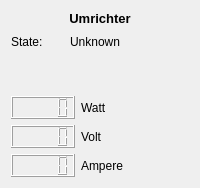
Above: QTwikeSimulator/powersupply.ui from hb9xcg/energex before the change. Below: the same form after it.
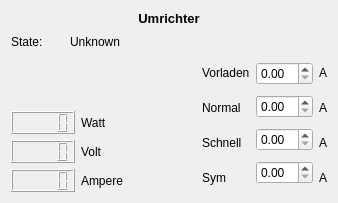
That is the form after the change.

Commit message: * Various balancer fixes. * Restore GUI geometric. * Added graphical configuration of the charge current. * Added ADC quantization simulation.

Diff of the .ui file:
```diff
--- a/QTwikeSimulator/powersupply.ui
+++ b/QTwikeSimulator/powersupply.ui
@@ -5,15 +5,15 @@
    <rect>
     <x>0</x>
     <y>0</y>
-    <width>200</width>
-    <height>188</height>
+    <width>338</width>
+    <height>203</height>
    </rect>
   </property>
   <property name="windowTitle" >
    <string>PowerSupply</string>
   </property>
   <layout class="QGridLayout" name="gridLayout" >
-   <item row="0" column="0" colspan="3" >
+   <item row="0" column="0" colspan="6" >
     <widget class="QLabel" name="label_2" >
      <property name="text" >
       <string>&lt;!DOCTYPE HTML PUBLIC "-//W3C//DTD HTML 4.0//EN" "http://www.w3.org/TR/REC-html40/strict.dtd">
@@ -42,7 +42,7 @@
      </item>
     </layout>
    </item>
-   <item row="1" column="2" >
+   <item row="1" column="2" colspan="4" >
     <spacer name="horizontalSpacer_4" >
      <property name="orientation" >
       <enum>Qt::Horizontal</enum>
@@ -68,6 +68,86 @@
      </property>
     </spacer>
    </item>
+   <item rowspan="4" row="2" column="3" >
+    <layout class="QVBoxLayout" name="verticalLayout_3" >
+     <item>
+      <widget class="QLabel" name="label_6" >
+       <property name="text" >
+        <string>Vorladen</string>
+       </property>
+      </widget>
+     </item>
+     <item>
+      <widget class="QLabel" name="label_7" >
+       <property name="text" >
+        <string>Normal</string>
+       </property>
+      </widget>
+     </item>
+     <item>
+      <widget class="QLabel" name="label_8" >
+       <property name="text" >
+        <string>Schnell</string>
+       </property>
+      </widget>
+     </item>
+     <item>
+      <widget class="QLabel" name="label_12" >
+       <property name="text" >
+        <string>Sym</string>
+       </property>
+      </widget>
+     </item>
+    </layout>
+   </item>
+   <item rowspan="4" row="2" column="4" >
+    <layout class="QVBoxLayout" name="verticalLayout_2" >
+     <item>
+      <widget class="QDoubleSpinBox" name="spinboxPreCharge" />
+     </item>
+     <item>
+      <widget class="QDoubleSpinBox" name="spinboxNormalCharge" />
+     </item>
+     <item>
+      <widget class="QDoubleSpinBox" name="spinboxQuickCharge" />
+     </item>
+     <item>
+      <widget class="QDoubleSpinBox" name="spinboxSymCharge" />
+     </item>
+    </layout>
+   </item>
+   <item rowspan="4" row="2" column="5" >
+    <layout class="QVBoxLayout" name="verticalLayout" >
+     <item>
+      <widget class="QLabel" name="label_13" >
+       <property name="text" >
+        <string>A</string>
+       </property>
+      </widget>
+     </item>
+     <item>
+      <widget class="QLabel" name="label_11" >
+       <property name="text" >
+        <string>A</string>
+       </property>
+      </widget>
+     </item>
+     <item>
+      <widget class="QLabel" name="label_10" >
+       <property name="text" >
+        <string>A</string>
+       </property>
+      </widget>
+     </item>
+     <item>
+      <widget class="QLabel" name="label_9" >
+       <property name="text" >
+        <string>A</string>
+       </property>
+      </widget>
+     </item>
+    </layout>
+   </item>
    <item row="3" column="0" >
     <layout class="QHBoxLayout" name="horizontalLayout_2" >
      <item>
```
The commit also changes 10 other files.
